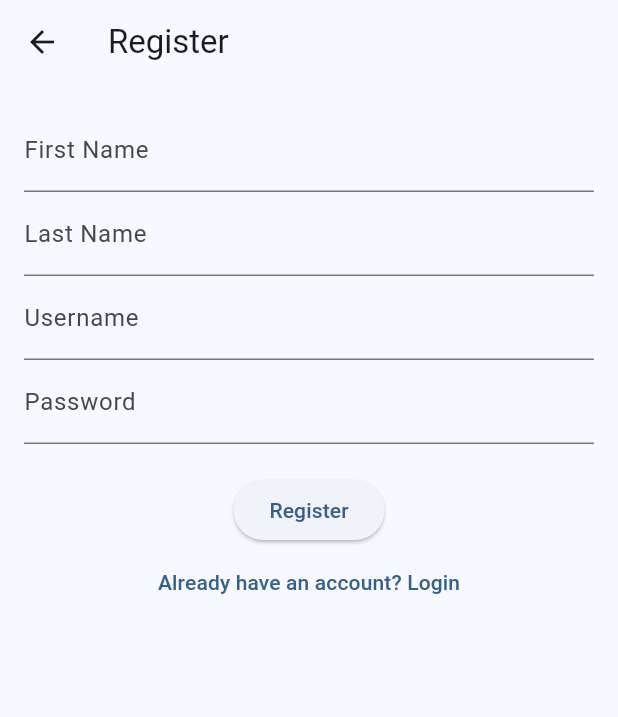
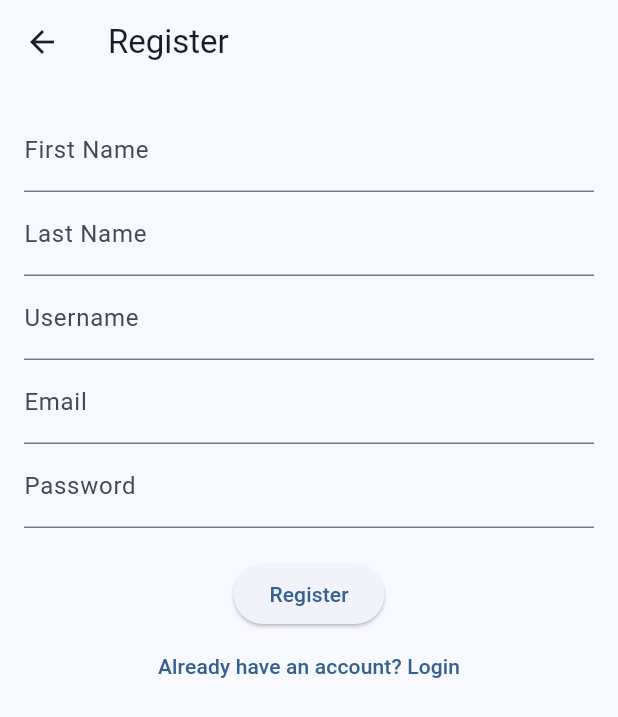
Before and after one commit to Dhakal-Kushal/Team15LargeProject, a Flutter app: the RegisterScreen screen opened directly, on a phone screen of 412 x 824 dp. Shown: the top 717 px of the screen. Run offline on Flutter 3.47's test engine with Material 3 defaults, Android fonts, the phone set to English and light mode, and no system bars; network calls fail.

Commit message:
connected login and register to api

```diff
--- a/mobile/lib/screens/register_screen.dart
+++ b/mobile/lib/screens/register_screen.dart
@@ -1,8 +1,50 @@
 import 'package:flutter/material.dart';
-import 'home_screen.dart';
+import 'package:http/http.dart' as http;
+import 'dart:convert';
 
-class RegisterScreen extends StatelessWidget {
+class RegisterScreen extends StatefulWidget {
   const RegisterScreen({super.key});
+
+  @override
+  State<RegisterScreen> createState() => _RegisterScreenState();
+}
+
+class _RegisterScreenState extends State<RegisterScreen> {
+  final TextEditingController _firstNameController = TextEditingController();
+  final TextEditingController _lastNameController = TextEditingController();
+  final TextEditingController _usernameController = TextEditingController();
+  final TextEditingController _passwordController = TextEditingController();
+  final TextEditingController _emailController = TextEditingController();
+  String _errorMessage = '';
+  String _successMessage = '';
+
+  Future<void> _register() async {
+    final response = await http.post(
+      Uri.parse('http://174.138.45.229:5000/api/register'),
+      headers: {'Content-Type': 'application/json'},
+      body: jsonEncode({
+        'firstName': _firstNameController.text,
+        'lastName': _lastNameController.text,
+        'login': _usernameController.text,
+        'password': _passwordController.text,
+        'email': _emailController.text,
+      }),
+    );
+
+    final data = jsonDecode(response.body);
+
+    if (data['error'] == '' && data['id'] != -1) {
+      setState(() {
+        _successMessage = 'Account created! Please verify your email before logging in.';
+        _errorMessage = '';
+      });
+    } else {
+      setState(() {
+        _errorMessage = data['error'];
+        _successMessage = '';
+      });
+    }
+  }
 
   @override
   Widget build(BuildContext context) {
@@ -12,19 +54,24 @@ class RegisterScreen extends StatelessWidget {
         padding: const EdgeInsets.all(16.0),
         child: Column(
           children: [
-            const TextField(decoration: InputDecoration(labelText: 'First Name')),
-            const TextField(decoration: InputDecoration(labelText: 'Last Name')),
-            const TextField(decoration: InputDecoration(labelText: 'Username')),
-            const TextField(decoration: InputDecoration(labelText: 'Password'), obscureText: true),
+            TextField(controller: _firstNameController, decoration: const InputDecoration(labelText: 'First Name')),
+            TextField(controller: _lastNameController, decoration: const InputDecoration(labelText: 'Last Name')),
+            TextField(controller: _usernameController, decoration: const InputDecoration(labelText: 'Username')),
+            TextField(controller: _emailController, decoration: const InputDecoration(labelText: 'Email')),
+            TextField(controller: _passwordController, decoration: const InputDecoration(labelText: 'Password'), obscureText: true),
             const SizedBox(height: 20),
+            if (_errorMessage.isNotEmpty)
+              Text(_errorMessage, style: const TextStyle(color: Colors.red)),
+            if (_successMessage.isNotEmpty)
+              Text(_successMessage, style: const TextStyle(color: Colors.green)),
             ElevatedButton(
-              onPressed: () => Navigator.push(context, MaterialPageRoute(builder: (_) => const HomeScreen())),
+              onPressed: _register,
               child: const Text('Register'),
             ),
             TextButton(
               onPressed: () => Navigator.pop(context),
               child: const Text('Already have an account? Login'),
-            )
+            ),
           ],
         ),
       ),
--- a/mobile/pubspec.yaml
+++ b/mobile/pubspec.yaml
@@ -34,6 +34,7 @@ dependencies:
   # The following adds the Cupertino Icons font to your application.
   # Use with the CupertinoIcons class for iOS style icons.
   cupertino_icons: ^1.0.8
+  http: ^1.6.0
 
 dev_dependencies:
   flutter_test:
```
Also changed, not shown: mobile/lib/screens/home_screen.dart (+57 -8 lines), mobile/lib/screens/login_screen.dart (+52 -6 lines), mobile/pubspec.lock.
